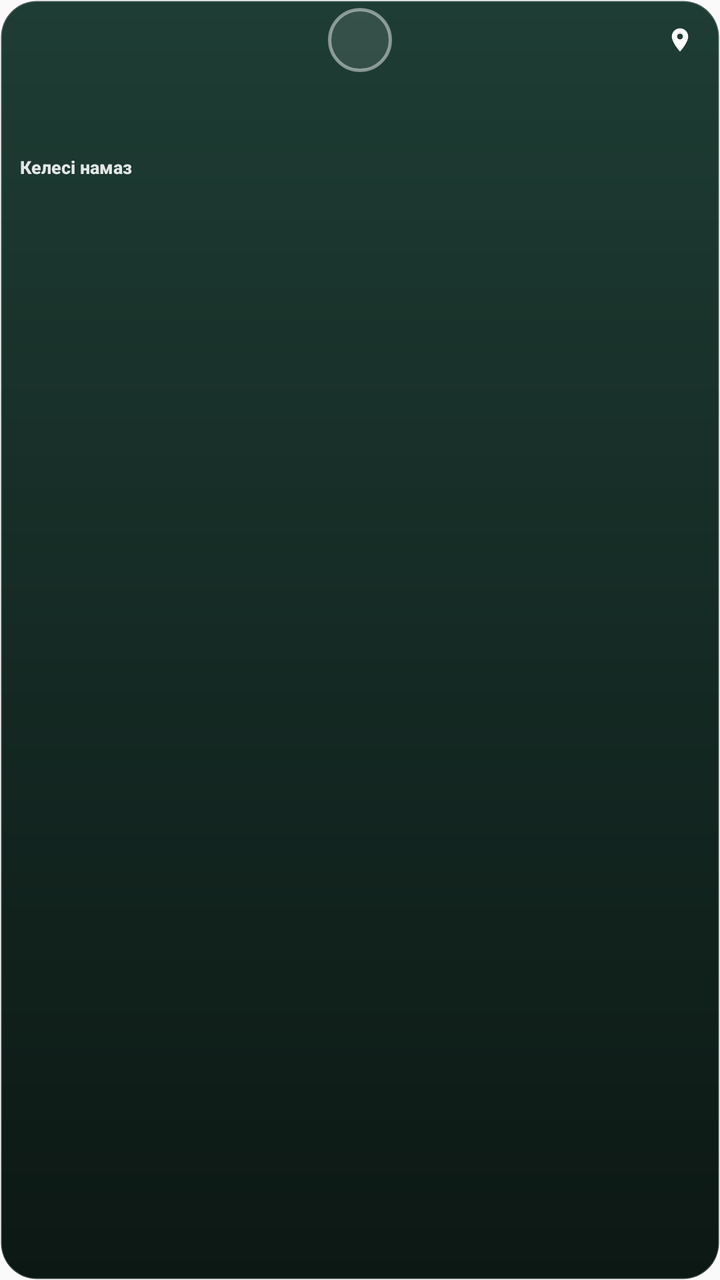
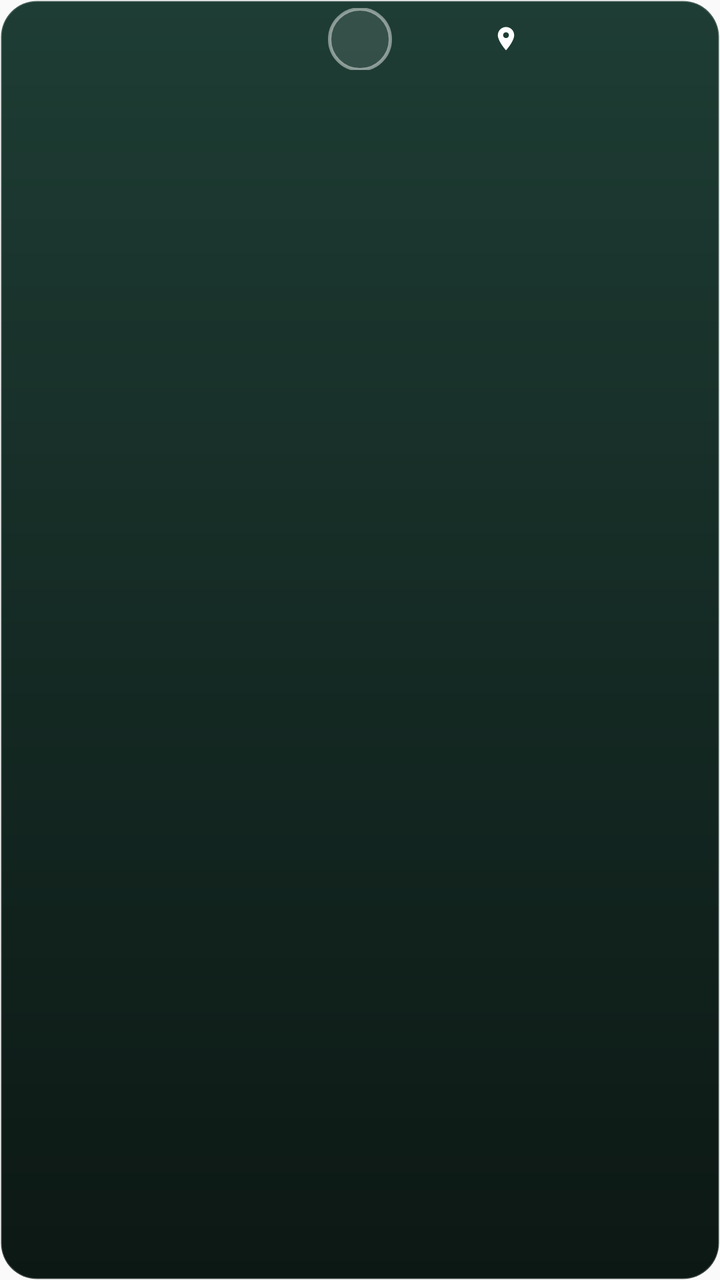

An Android layout rendered at two revisions. The XML below is the earlier revision; the diff shows what the commit changed to produce the second picture.
<!-- AndroidManifest.xml: application theme AppTheme -->
<!-- res/layout/widget_prayer_home_strip.xml -->
<?xml version="1.0" encoding="utf-8"?>
<LinearLayout xmlns:android="http://schemas.android.com/apk/res/android"
    android:id="@+id/widget_home_strip_root"
    android:layout_width="match_parent"
    android:layout_height="match_parent"
    android:orientation="vertical"
    android:gravity="top"
    android:paddingStart="10dp"
    android:paddingEnd="10dp"
    android:paddingTop="4dp"
    android:paddingBottom="2dp"
    android:background="@drawable/widget_prayer_home_bg">

  <include layout="@layout/widget_prayer_home_top_bar" />

  <include layout="@layout/widget_prayer_grid_5_strip" />

  <LinearLayout
      android:layout_width="match_parent"
      android:layout_height="wrap_content"
      android:orientation="horizontal"
      android:gravity="center_vertical"
      android:paddingTop="0dp"
      android:minHeight="0dp">

    <LinearLayout
        android:layout_width="0dp"
        android:layout_height="wrap_content"
        android:layout_weight="1"
        android:orientation="vertical">

      <TextView
          android:id="@+id/widget_home_next_kicker"
          android:layout_width="match_parent"
          android:layout_height="wrap_content"
          android:text="@string/widget_prayer_next_heading"
          android:textColor="@color/widget_prayer_home_kicker"
          android:textSize="9sp"
          android:textStyle="bold"
          android:fontFamily="sans-serif-medium"
          android:maxLines="1"
          android:includeFontPadding="false" />

      <TextView
          android:id="@+id/widget_home_next_line"
          android:layout_width="match_parent"
          android:layout_height="wrap_content"
          android:textColor="@color/widget_prayer_text"
          android:textSize="14sp"
          android:textStyle="bold"
          android:fontFamily="sans-serif-medium"
          android:maxLines="1"
          android:ellipsize="end"
          android:includeFontPadding="false" />
    </LinearLayout>

    <TextView
        android:id="@+id/widget_home_countdown"
        android:layout_width="wrap_content"
        android:layout_height="wrap_content"
        android:layout_marginStart="6dp"
        android:gravity="end|center_vertical"
        android:textColor="@color/widget_prayer_text"
        android:textSize="15sp"
        android:textStyle="bold"
        android:fontFamily="sans-serif-medium"
        android:maxLines="1"
        android:includeFontPadding="false" />
  </LinearLayout>
</LinearLayout>
<!-- res/layout/widget_prayer_home_top_bar.xml (included above) -->
<?xml version="1.0" encoding="utf-8"?>
<LinearLayout xmlns:android="http://schemas.android.com/apk/res/android"
    android:layout_width="match_parent"
    android:layout_height="wrap_content"
    android:orientation="horizontal"
    android:gravity="center_vertical"
    android:minHeight="32dp"
    android:paddingBottom="1dp">

  <LinearLayout
      android:id="@+id/widget_home_weather_row"
      android:layout_width="0dp"
      android:layout_height="wrap_content"
      android:layout_weight="1"
      android:orientation="horizontal"
      android:gravity="center_vertical|start"
      android:minWidth="46dp">

    <TextView
        android:id="@+id/widget_home_weather_icon"
        android:layout_width="wrap_content"
        android:layout_height="wrap_content"
        android:textSize="12sp"
        android:includeFontPadding="false"
        android:paddingEnd="2dp" />

    <TextView
        android:id="@+id/widget_home_weather_temp"
        android:layout_width="wrap_content"
        android:layout_height="wrap_content"
        android:fontFamily="sans-serif-medium"
        android:textColor="@color/widget_prayer_text"
        android:textSize="11sp"
        android:textStyle="bold"
        android:maxLines="1"
        android:includeFontPadding="false" />
  </LinearLayout>

  <FrameLayout
      android:id="@+id/widget_home_qibla_wrap"
      android:layout_width="32dp"
      android:layout_height="32dp"
      android:background="@drawable/widget_qibla_chip_bg"
      android:padding="2dp"
      android:clickable="true"
      android:focusable="true">

    <ImageView
        android:id="@+id/widget_home_qibla_arrow"
        android:layout_width="match_parent"
        android:layout_height="match_parent"
        android:scaleType="fitCenter"
        android:contentDescription="@string/widget_qibla_a11y" />
  </FrameLayout>

  <LinearLayout
      android:id="@+id/widget_home_city_row"
      android:layout_width="0dp"
      android:layout_height="wrap_content"
      android:layout_weight="1"
      android:orientation="horizontal"
      android:gravity="center_vertical|end"
      android:minWidth="46dp">

    <ImageView
        android:id="@+id/widget_home_city_pin"
        android:layout_width="14dp"
        android:layout_height="14dp"
        android:src="@drawable/widget_ic_city_pin"
        android:scaleType="fitCenter"
        android:contentDescription="@string/widget_city_a11y"
        android:layout_marginEnd="3dp" />

    <TextView
        android:id="@+id/widget_home_city"
        android:layout_width="wrap_content"
        android:layout_height="wrap_content"
        android:fontFamily="sans-serif-medium"
        android:textColor="@color/widget_prayer_text"
        android:textSize="12sp"
        android:textStyle="bold"
        android:maxLines="1"
        android:ellipsize="end"
        android:includeFontPadding="false"
        android:maxWidth="120dp" />
  </LinearLayout>
</LinearLayout>
<!-- res/layout/widget_prayer_grid_5_strip.xml (included above) -->
<?xml version="1.0" encoding="utf-8"?>
<LinearLayout xmlns:android="http://schemas.android.com/apk/res/android"
    android:layout_width="match_parent"
    android:layout_height="wrap_content"
    android:orientation="horizontal"
    android:baselineAligned="false">

  <LinearLayout
      android:id="@+id/widget_strip_cell_fajr"
      android:layout_width="0dp"
      android:layout_height="wrap_content"
      android:layout_weight="1"
      android:orientation="vertical"
      android:gravity="center_horizontal"
      android:paddingVertical="2dp"
      android:paddingHorizontal="1dp">
    <TextView
        android:id="@+id/widget_strip_cell_fajr_icon"
        android:layout_width="wrap_content"
        android:layout_height="wrap_content"
        android:textSize="11sp"
        android:includeFontPadding="false" />
    <TextView
        android:id="@+id/widget_strip_cell_fajr_lbl"
        android:layout_width="match_parent"
        android:layout_height="wrap_content"
        android:gravity="center"
        android:textColor="@color/widget_prayer_text"
        android:textSize="10sp"
        android:textStyle="bold"
        android:fontFamily="sans-serif-medium"
        android:maxLines="1"
        android:ellipsize="end"
        android:includeFontPadding="false" />
    <TextView
        android:id="@+id/widget_strip_cell_fajr_time"
        android:layout_width="match_parent"
        android:layout_height="wrap_content"
        android:gravity="center"
        android:fontFamily="sans-serif-medium"
        android:textColor="@color/widget_prayer_text"
        android:textSize="11sp"
        android:textStyle="bold"
        android:maxLines="1"
        android:includeFontPadding="false" />
  </LinearLayout>

  <LinearLayout
      android:id="@+id/widget_strip_cell_dhuhr"
      android:layout_width="0dp"
      android:layout_height="wrap_content"
      android:layout_weight="1"
      android:orientation="vertical"
      android:gravity="center_horizontal"
      android:paddingVertical="2dp"
      android:paddingHorizontal="1dp">
    <TextView
        android:id="@+id/widget_strip_cell_dhuhr_icon"
        android:layout_width="wrap_content"
        android:layout_height="wrap_content"
        android:textSize="11sp"
        android:includeFontPadding="false" />
    <TextView
        android:id="@+id/widget_strip_cell_dhuhr_lbl"
        android:layout_width="match_parent"
        android:layout_height="wrap_content"
        android:gravity="center"
        android:textColor="@color/widget_prayer_text"
        android:textSize="10sp"
        android:textStyle="bold"
        android:fontFamily="sans-serif-medium"
        android:maxLines="1"
        android:ellipsize="end"
        android:includeFontPadding="false" />
    <TextView
        android:id="@+id/widget_strip_cell_dhuhr_time"
        android:layout_width="match_parent"
        android:layout_height="wrap_content"
        android:gravity="center"
        android:fontFamily="sans-serif-medium"
        android:textColor="@color/widget_prayer_text"
        android:textSize="11sp"
        android:textStyle="bold"
        android:maxLines="1"
        android:includeFontPadding="false" />
  </LinearLayout>

  <LinearLayout
      android:id="@+id/widget_strip_cell_asr"
      android:layout_width="0dp"
      android:layout_height="wrap_content"
      android:layout_weight="1"
      android:orientation="vertical"
      android:gravity="center_horizontal"
      android:paddingVertical="2dp"
      android:paddingHorizontal="1dp">
    <TextView
        android:id="@+id/widget_strip_cell_asr_icon"
        android:layout_width="wrap_content"
        android:layout_height="wrap_content"
        android:textSize="11sp"
        android:includeFontPadding="false" />
    <TextView
        android:id="@+id/widget_strip_cell_asr_lbl"
        android:layout_width="match_parent"
        android:layout_height="wrap_content"
        android:gravity="center"
        android:textColor="@color/widget_prayer_text"
        android:textSize="10sp"
        android:textStyle="bold"
        android:fontFamily="sans-serif-medium"
        android:maxLines="1"
        android:ellipsize="end"
        android:includeFontPadding="false" />
    <TextView
        android:id="@+id/widget_strip_cell_asr_time"
        android:layout_width="match_parent"
        android:layout_height="wrap_content"
        android:gravity="center"
        android:fontFamily="sans-serif-medium"
        android:textColor="@color/widget_prayer_text"
        android:textSize="11sp"
        android:textStyle="bold"
        android:maxLines="1"
        android:includeFontPadding="false" />
  </LinearLayout>

  <LinearLayout
      android:id="@+id/widget_strip_cell_maghrib"
      android:layout_width="0dp"
      android:layout_height="wrap_content"
      android:layout_weight="1"
      android:orientation="vertical"
      android:gravity="center_horizontal"
      android:paddingVertical="2dp"
      android:paddingHorizontal="1dp">
    <TextView
        android:id="@+id/widget_strip_cell_maghrib_icon"
        android:layout_width="wrap_content"
        android:layout_height="wrap_content"
        android:textSize="11sp"
        android:includeFontPadding="false" />
    <TextView
        android:id="@+id/widget_strip_cell_maghrib_lbl"
        android:layout_width="match_parent"
        android:layout_height="wrap_content"
        android:gravity="center"
        android:textColor="@color/widget_prayer_text"
        android:textSize="10sp"
        android:textStyle="bold"
        android:fontFamily="sans-serif-medium"
        android:maxLines="1"
        android:ellipsize="end"
        android:includeFontPadding="false" />
    <TextView
        android:id="@+id/widget_strip_cell_maghrib_time"
        android:layout_width="match_parent"
        android:layout_height="wrap_content"
        android:gravity="center"
        android:fontFamily="sans-serif-medium"
        android:textColor="@color/widget_prayer_text"
        android:textSize="11sp"
        android:textStyle="bold"
        android:maxLines="1"
        android:includeFontPadding="false" />
  </LinearLayout>

  <LinearLayout
      android:id="@+id/widget_strip_cell_isha"
      android:layout_width="0dp"
      android:layout_height="wrap_content"
      android:layout_weight="1"
      android:orientation="vertical"
      android:gravity="center_horizontal"
      android:paddingVertical="2dp"
      android:paddingHorizontal="1dp">
    <TextView
        android:id="@+id/widget_strip_cell_isha_icon"
        android:layout_width="wrap_content"
        android:layout_height="wrap_content"
        android:textSize="11sp"
        android:includeFontPadding="false" />
    <TextView
        android:id="@+id/widget_strip_cell_isha_lbl"
        android:layout_width="match_parent"
        android:layout_height="wrap_content"
        android:gravity="center"
        android:textColor="@color/widget_prayer_text"
        android:textSize="10sp"
        android:textStyle="bold"
        android:fontFamily="sans-serif-medium"
        android:maxLines="1"
        android:ellipsize="end"
        android:includeFontPadding="false" />
    <TextView
        android:id="@+id/widget_strip_cell_isha_time"
        android:layout_width="match_parent"
        android:layout_height="wrap_content"
        android:gravity="center"
        android:fontFamily="sans-serif-medium"
        android:textColor="@color/widget_prayer_text"
        android:textSize="11sp"
        android:textStyle="bold"
        android:maxLines="1"
        android:includeFontPadding="false" />
  </LinearLayout>
</LinearLayout>
<!-- resources referenced by this layout -->
<resources>
  <color name="widget_prayer_home_kicker">#E0FFFFFF</color>
  <color name="widget_prayer_text">#FFFFFF</color>
  <!-- drawable widget_ic_city_pin (drawable) -->
  <?xml version="1.0" encoding="utf-8"?>
  <vector xmlns:android="http://schemas.android.com/apk/res/android"
      android:width="14dp"
      android:height="14dp"
      android:viewportWidth="24"
      android:viewportHeight="24">
    <path
        android:fillColor="#FFFFFF"
        android:pathData="M12,2C8.13,2 5,5.13 5,9c0,5.25 7,13 7,13s7,-7.75 7,-13c0,-3.87 -3.13,-7 -7,-7zM12,11.5c-1.38,0 -2.5,-1.12 -2.5,-2.5s1.12,-2.5 2.5,-2.5 2.5,1.12 2.5,2.5 -1.12,2.5 -2.5,2.5z"
        android:fillType="evenOdd" />
  </vector>
  <!-- drawable widget_prayer_home_bg (drawable) -->
  <?xml version="1.0" encoding="utf-8"?>
  <shape xmlns:android="http://schemas.android.com/apk/res/android"
      android:shape="rectangle">
    <gradient
        android:angle="145"
        android:startColor="#FF1E3D34"
        android:centerColor="#FF152A24"
        android:endColor="#FF0C1814"
        android:type="linear" />
    <corners android:radius="18dp" />
    <stroke
        android:width="1dp"
        android:color="#2EFFFFFF" />
  </shape>
  <!-- drawable widget_qibla_chip_bg (drawable) -->
  <?xml version="1.0" encoding="utf-8"?>
  <shape xmlns:android="http://schemas.android.com/apk/res/android"
      android:shape="oval">
    <solid android:color="#1AFFFFFF" />
    <stroke
        android:width="1.5dp"
        android:color="#75FFFFFF" />
  </shape>
  <string name="widget_city_a11y">Қала</string>
  <string name="widget_prayer_next_heading">Келесі намаз</string>
  <string name="widget_qibla_a11y">Құбыла</string>
  <style name="AppTheme" parent="Theme.AppCompat.DayNight.NoActionBar">
      <item name="android:enforceNavigationBarContrast" tools:targetApi="29">true</item>
      <item name="android:editTextBackground">@drawable/rn_edit_text_material</item>
      <item name="colorPrimary">@color/colorPrimary</item>
      <item name="android:statusBarColor">@color/app_status_bar_light</item>
      <item name="android:navigationBarColor">@color/app_status_bar_light</item>
      <item name="android:windowLightStatusBar" tools:targetApi="23">true</item>
      <item name="android:windowLightNavigationBar" tools:targetApi="27">true</item>
    </style>
  <!-- drawable rn_edit_text_material (drawable) -->
  <?xml version="1.0" encoding="utf-8"?>
  <inset xmlns:android="http://schemas.android.com/apk/res/android"
         android:insetLeft="@dimen/abc_edit_text_inset_horizontal_material"
         android:insetRight="@dimen/abc_edit_text_inset_horizontal_material"
         android:insetTop="@dimen/abc_edit_text_inset_top_material"
         android:insetBottom="@dimen/abc_edit_text_inset_bottom_material"
         >
  
      <selector>
          
          <item android:state_enabled="false" android:drawable="@drawable/abc_textfield_default_mtrl_alpha"/>
          <item android:drawable="@drawable/abc_textfield_activated_mtrl_alpha"/>
      </selector>
  
  </inset>
  <color name="colorPrimary">#023c69</color>
  <color name="app_status_bar_light">#F8FAFC</color>
</resources>

<!-- the commit's change to res/layout/widget_prayer_home_strip.xml (unified diff, before → after) -->
@@ -21,7 +21,8 @@
       android:orientation="horizontal"
       android:gravity="center_vertical"
       android:paddingTop="0dp"
-      android:minHeight="0dp">
+      android:minHeight="0dp"
+      android:visibility="gone">
 
     <LinearLayout
         android:layout_width="0dp"
@@ -70,19 +71,17 @@
 </LinearLayout>
 <!-- res/layout/widget_prayer_home_top_bar.xml (included above) -->
 <?xml version="1.0" encoding="utf-8"?>
-<LinearLayout xmlns:android="http://schemas.android.com/apk/res/android"
+<FrameLayout xmlns:android="http://schemas.android.com/apk/res/android"
     android:layout_width="match_parent"
-    android:layout_height="wrap_content"
-    android:orientation="horizontal"
-    android:gravity="center_vertical"
+    android:layout_height="32dp"
     android:minHeight="32dp"
     android:paddingBottom="1dp">
 
   <LinearLayout
       android:id="@+id/widget_home_weather_row"
-      android:layout_width="0dp"
-      android:layout_height="wrap_content"
-      android:layout_weight="1"
+      android:layout_width="wrap_content"
+      android:layout_height="wrap_content"
+      android:layout_gravity="start|center_vertical"
       android:orientation="horizontal"
       android:gravity="center_vertical|start"
       android:minWidth="46dp">
@@ -111,6 +110,7 @@
       android:id="@+id/widget_home_qibla_wrap"
       android:layout_width="32dp"
       android:layout_height="32dp"
+      android:layout_gravity="center"
       android:background="@drawable/widget_qibla_chip_bg"
       android:padding="2dp"
       android:clickable="true"
@@ -126,9 +126,9 @@
 
   <LinearLayout
       android:id="@+id/widget_home_city_row"
-      android:layout_width="0dp"
-      android:layout_height="wrap_content"
-      android:layout_weight="1"
+      android:layout_width="104dp"
+      android:layout_height="wrap_content"
+      android:layout_gravity="end|center_vertical"
       android:orientation="horizontal"
       android:gravity="center_vertical|end"
       android:minWidth="46dp">
@@ -144,18 +144,18 @@
 
     <TextView
         android:id="@+id/widget_home_city"
-        android:layout_width="wrap_content"
-        android:layout_height="wrap_content"
-        android:fontFamily="sans-serif-medium"
-        android:textColor="@color/widget_prayer_text"
-        android:textSize="12sp"
-        android:textStyle="bold"
-        android:maxLines="1"
-        android:ellipsize="end"
-        android:includeFontPadding="false"
-        android:maxWidth="120dp" />
-  </LinearLayout>
-</LinearLayout>
+        android:layout_width="0dp"
+        android:layout_height="wrap_content"
+        android:layout_weight="1"
+        android:fontFamily="sans-serif-medium"
+        android:textColor="@color/widget_prayer_text"
+        android:textSize="11sp"
+        android:textStyle="bold"
+        android:maxLines="1"
+        android:ellipsize="end"
+        android:includeFontPadding="true" />
+  </LinearLayout>
+</FrameLayout>
 <!-- res/layout/widget_prayer_grid_5_strip.xml (included above) -->
 <?xml version="1.0" encoding="utf-8"?>
 <LinearLayout xmlns:android="http://schemas.android.com/apk/res/android"
@@ -185,12 +185,12 @@
         android:layout_height="wrap_content"
         android:gravity="center"
         android:textColor="@color/widget_prayer_text"
-        android:textSize="10sp"
-        android:textStyle="bold"
-        android:fontFamily="sans-serif-medium"
-        android:maxLines="1"
-        android:ellipsize="end"
-        android:includeFontPadding="false" />
+        android:textSize="9sp"
+        android:textStyle="bold"
+        android:fontFamily="sans-serif-medium"
+        android:maxLines="1"
+        android:ellipsize="end"
+        android:includeFontPadding="true" />
     <TextView
         android:id="@+id/widget_strip_cell_fajr_time"
         android:layout_width="match_parent"
@@ -225,12 +225,12 @@
         android:layout_height="wrap_content"
         android:gravity="center"
         android:textColor="@color/widget_prayer_text"
-        android:textSize="10sp"
-        android:textStyle="bold"
-        android:fontFamily="sans-serif-medium"
-        android:maxLines="1"
-        android:ellipsize="end"
-        android:includeFontPadding="false" />
+        android:textSize="9sp"
+        android:textStyle="bold"
+        android:fontFamily="sans-serif-medium"
+        android:maxLines="1"
+        android:ellipsize="end"
+        android:includeFontPadding="true" />
     <TextView
         android:id="@+id/widget_strip_cell_dhuhr_time"
         android:layout_width="match_parent"
@@ -265,12 +265,12 @@
         android:layout_height="wrap_content"
         android:gravity="center"
         android:textColor="@color/widget_prayer_text"
-        android:textSize="10sp"
-        android:textStyle="bold"
-        android:fontFamily="sans-serif-medium"
-        android:maxLines="1"
-        android:ellipsize="end"
-        android:includeFontPadding="false" />
+        android:textSize="9sp"
+        android:textStyle="bold"
+        android:fontFamily="sans-serif-medium"
+        android:maxLines="1"
+        android:ellipsize="end"
+        android:includeFontPadding="true" />
     <TextView
         android:id="@+id/widget_strip_cell_asr_time"
         android:layout_width="match_parent"
@@ -305,12 +305,12 @@
         android:layout_height="wrap_content"
         android:gravity="center"
         android:textColor="@color/widget_prayer_text"
-        android:textSize="10sp"
-        android:textStyle="bold"
-        android:fontFamily="sans-serif-medium"
-        android:maxLines="1"
-        android:ellipsize="end"
-        android:includeFontPadding="false" />
+        android:textSize="9sp"
+        android:textStyle="bold"
+        android:fontFamily="sans-serif-medium"
+        android:maxLines="1"
+        android:ellipsize="end"
+        android:includeFontPadding="true" />
     <TextView
         android:id="@+id/widget_strip_cell_maghrib_time"
         android:layout_width="match_parent"
@@ -345,12 +345,12 @@
         android:layout_height="wrap_content"
         android:gravity="center"
         android:textColor="@color/widget_prayer_text"
-        android:textSize="10sp"
-        android:textStyle="bold"
-        android:fontFamily="sans-serif-medium"
-        android:maxLines="1"
-        android:ellipsize="end"
-        android:includeFontPadding="false" />
+        android:textSize="9sp"
+        android:textStyle="bold"
+        android:fontFamily="sans-serif-medium"
+        android:maxLines="1"
+        android:ellipsize="end"
+        android:includeFontPadding="true" />
     <TextView
         android:id="@+id/widget_strip_cell_isha_time"
         android:layout_width="match_parent"
